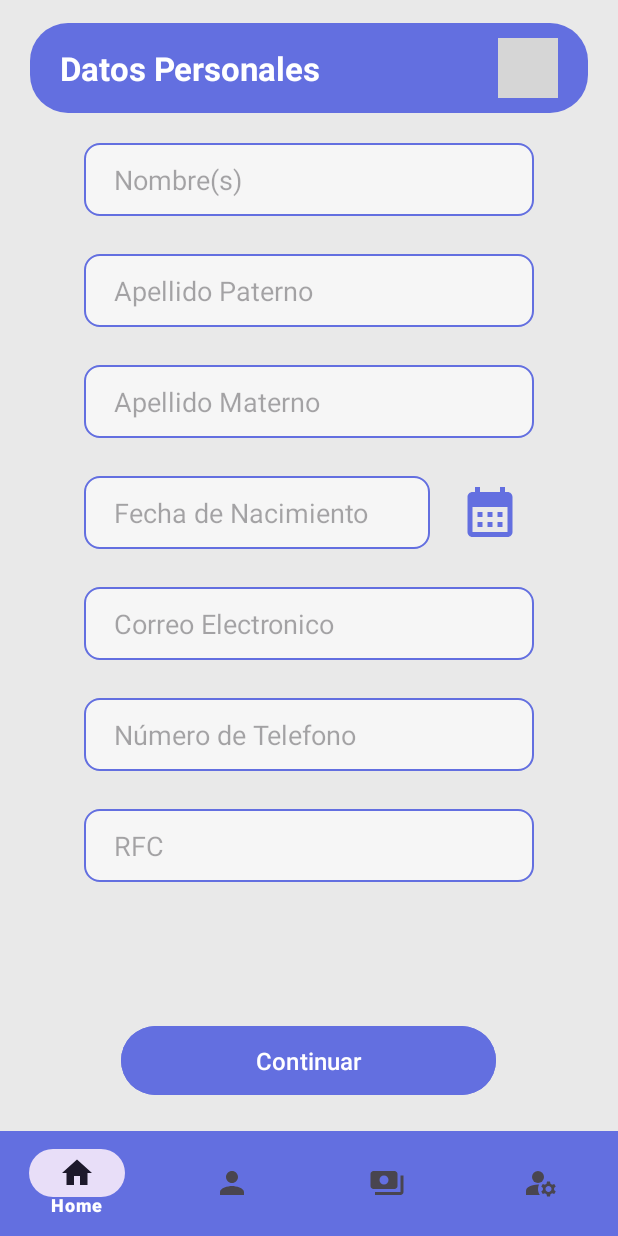
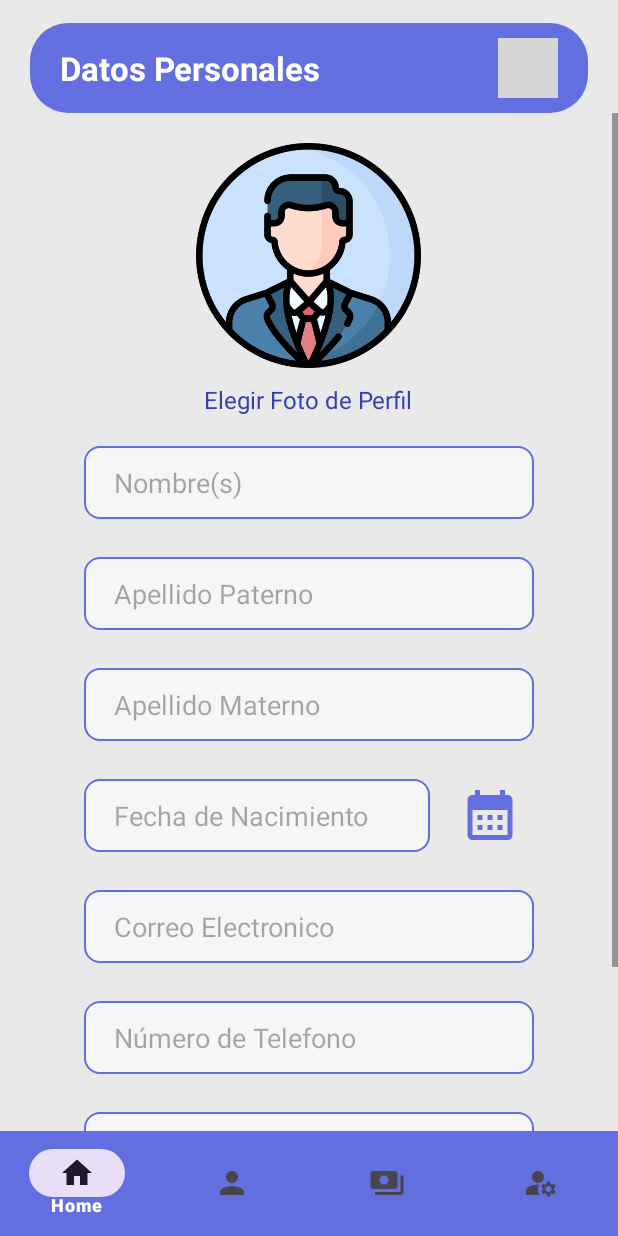
Before and after one commit to MancillaO/ProLender, an Android app: the fragment AgregarClientesFragment placed in its activity, on a phone screen of 412 x 824 dp. Run offline under Robolectric (Android 15) with nearby library versions, the phone set to English and light mode, and no system bars; grey boxes are pictures that could not be loaded.

Commit message:
se implemento el boton para escoger una foto de perfil al registrar clientes

```diff
--- a/app/src/main/java/com/example/prolender/AgregarClientesFragment.java
+++ b/app/src/main/java/com/example/prolender/AgregarClientesFragment.java
@@ -1,5 +1,4 @@
 package com.example.prolender;
-
 
 import android.app.AlertDialog;
 import android.app.DatePickerDialog;
@@ -14,7 +13,8 @@ import android.widget.Button;
 import android.widget.DatePicker;
 import android.widget.EditText;
 import android.widget.ImageView;
-
+import android.widget.LinearLayout;
+import android.widget.Toast;
 
 import androidx.fragment.app.Fragment;
 import androidx.fragment.app.FragmentManager;
@@ -35,7 +35,7 @@ public class AgregarClientesFragment extends Fragment {
 
     @Override
     public View onCreateView(LayoutInflater inflater, ViewGroup container, Bundle savedInstanceState) {
-        // Inflate the layout for this fragment
+
         View view = inflater.inflate(R.layout.fragment_agregar_clientes, container, false);
 
         nombre = view.findViewById(R.id.campoNombre);
@@ -45,7 +45,6 @@ public class AgregarClientesFragment extends Fragment {
         email = view.findViewById(R.id.campoCorreo);
         tel = view.findViewById(R.id.campoNumero);
         rfc = view.findViewById(R.id.campoRFC);
-
         campoFecha = view.findViewById(R.id.campoFecha);
         selectDateButton = view.findViewById(R.id.selectDateButton);
 
@@ -70,6 +69,14 @@ public class AgregarClientesFragment extends Fragment {
                 fragmentTransaction.addToBackStack(null);
                 fragmentTransaction.commit();
 
+            }
+        });
+
+        LinearLayout btnSelectPhoto = view.findViewById(R.id.foto);
+        btnSelectPhoto.setOnClickListener(new View.OnClickListener() {
+            @Override
+            public void onClick(View v) {
+                Toast.makeText(getActivity(), "Seleccionar foto", Toast.LENGTH_SHORT).show();
             }
         });
 
--- a/app/src/main/res/layout/fragment_agregar_clientes.xml
+++ b/app/src/main/res/layout/fragment_agregar_clientes.xml
@@ -61,6 +61,32 @@
                 android:orientation="vertical"
                 android:layout_gravity="center_horizontal"
                 >
+
+                <LinearLayout
+                    android:id="@+id/foto"
+                    android:layout_width="150dp"
+                    android:layout_height="wrap_content"
+                    android:orientation="vertical"
+                    android:gravity="center_horizontal"
+                    android:layout_marginTop="20dp"
+                    android:layout_gravity="center_horizontal">
+
+                    <ImageView
+                        android:layout_width="wrap_content"
+                        android:layout_height="150dp"
+                        android:src="@drawable/icon_cambiar_foto"
+                        />
+
+                    <TextView
+                        android:layout_width="wrap_content"
+                        android:layout_height="wrap_content"
+                        android:text="Elegir Foto de Perfil"
+                        android:textColor="@color/secondary_color"
+                        android:layout_marginTop="10dp"
+                        android:textSize="16dp"
+                        />
+
+                </LinearLayout>
 
                 <EditText
                     android:id="@+id/campoNombre"
@@ -192,12 +218,7 @@
                     android:paddingHorizontal="20dp"
                     android:background="@drawable/border_edittext_background"
                     android:layout_gravity="center"
-                    android:layout_marginBottom="20dp"
                     />
-
-
-            </LinearLayout>
-        </ScrollView>
 
                 <Button
                     android:id="@+id/btnContinuarCliente"
@@ -210,12 +231,15 @@
                     android:textColor="#ffffff"
                     android:textSize="16dp"
                     android:layout_alignParentBottom="true"
-            android:layout_marginTop="15dp"
+                    android:layout_marginTop="20dp"
                     android:layout_marginBottom="20dp"
                     android:padding="12dp"
                     android:layout_gravity="center"
                     />
 
 
+            </LinearLayout>
+        </ScrollView>
+
     </RelativeLayout>
 </FrameLayout>
```
Also changed, not shown: app/src/main/res/drawable/icon_cambiar_foto.png (added). Lines whose indentation alone changed are shown as unchanged.
